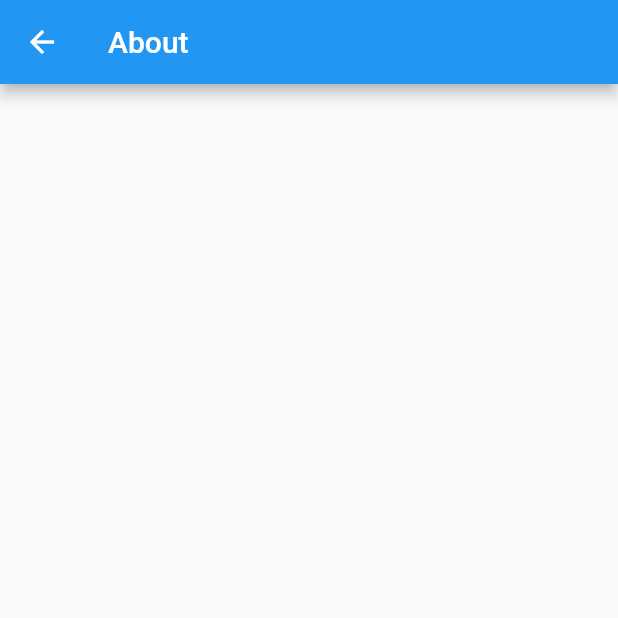
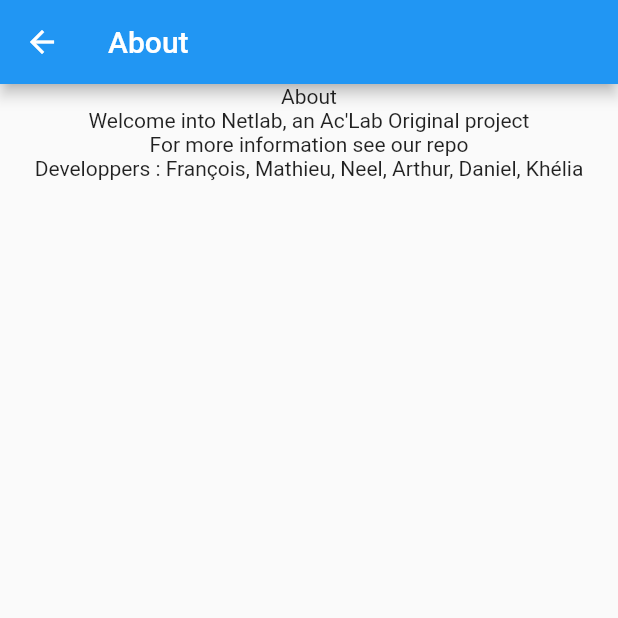
Before and after one commit to Un-dev/Projet-AcLab, a Flutter app: the screen it shows after launch, after a tap on "About", on a phone screen of 412 x 824 dp, the top half of it. Run offline on Flutter 3.47's test engine with Material 2 defaults, Android fonts, the phone set to English and light mode, and no system bars.

Commit message:
:sparkles: added blank joinroom and createroom widgets

```diff
--- a/netlab/lib/Screens/About/about.dart
+++ b/netlab/lib/Screens/About/about.dart
@@ -1,10 +1,24 @@
 import 'package:flutter/material.dart';
+import 'package:url_launcher/url_launcher.dart';
 
 class About extends StatelessWidget {
   @override
   Widget build(BuildContext context) {
     return Scaffold(
       appBar: AppBar(title: Text('About')),
+      body: Center(
+        child: Column(
+          children: <Widget>[
+            Text('About'),
+            Text('Welcome into Netlab, an Ac\'Lab Original project'),
+            new InkWell(
+                child: new Text('For more information see our repo'),
+                onTap: () => launch('https://github.com/Un-dev/Netlab')),
+            Text(
+                'Developpers : François, Mathieu, Neel, Arthur, Daniel, Khélia'),
+          ],
+        ),
+      ),
     );
   }
 }
--- a/netlab/lib/Screens/Create_Room/create_room.dart
+++ /dev/null
@@ -1 +0,0 @@
-import 'package:flutter/material.dart';
--- a/netlab/lib/Screens/Home/home.dart
+++ b/netlab/lib/Screens/Home/home.dart
@@ -14,7 +14,19 @@ class Home extends StatelessWidget {
                 onPressed: () {
                   Navigator.of(context).pushNamed('/about');
                 },
-              )
+              ),
+              RaisedButton(
+                child: Text('Create a room'),
+                onPressed: () {
+                  Navigator.of(context).pushNamed('/createroom');
+                },
+              ),
+              RaisedButton(
+                child: Text('Join a room'),
+                onPressed: () {
+                  Navigator.of(context).pushNamed('/joinroom');
+                },
+              ),
             ],
           ),
         ));
--- a/netlab/lib/Screens/Join_Room/join_room.dart
+++ /dev/null
@@ -1 +0,0 @@
-import 'package:flutter/material.dart';
--- a/netlab/lib/Screens/route_generator.dart
+++ b/netlab/lib/Screens/route_generator.dart
@@ -1,7 +1,8 @@
 import 'package:flutter/material.dart';
 import 'package:netlab/Screens/About/about.dart';
 import 'package:netlab/Screens/Home/home.dart';
-import 'app.dart';
+import 'package:netlab/Screens/Room/createRoom.dart';
+import 'package:netlab/Screens/Room/joinRoom.dart';
 
 class RouteGenerator {
   static Route<dynamic> generateRoute(RouteSettings settings) {
@@ -12,6 +13,10 @@ class RouteGenerator {
         return MaterialPageRoute(builder: (_) => Home());
       case '/about':
         return MaterialPageRoute(builder: (_) => About());
+      case '/joinroom':
+        return MaterialPageRoute(builder: (_) => JoinRoom());
+      case '/createroom':
+        return MaterialPageRoute(builder: (_) => CreateRoom());
       default:
         return _errorRoute();
     }
```
Also changed, not shown: netlab/lib/Screens/Room/createRoom.dart (added, +10 -0 lines), netlab/lib/Screens/Room/joinRoom.dart (added, +12 -0 lines), netlab/pubspec.lock.
